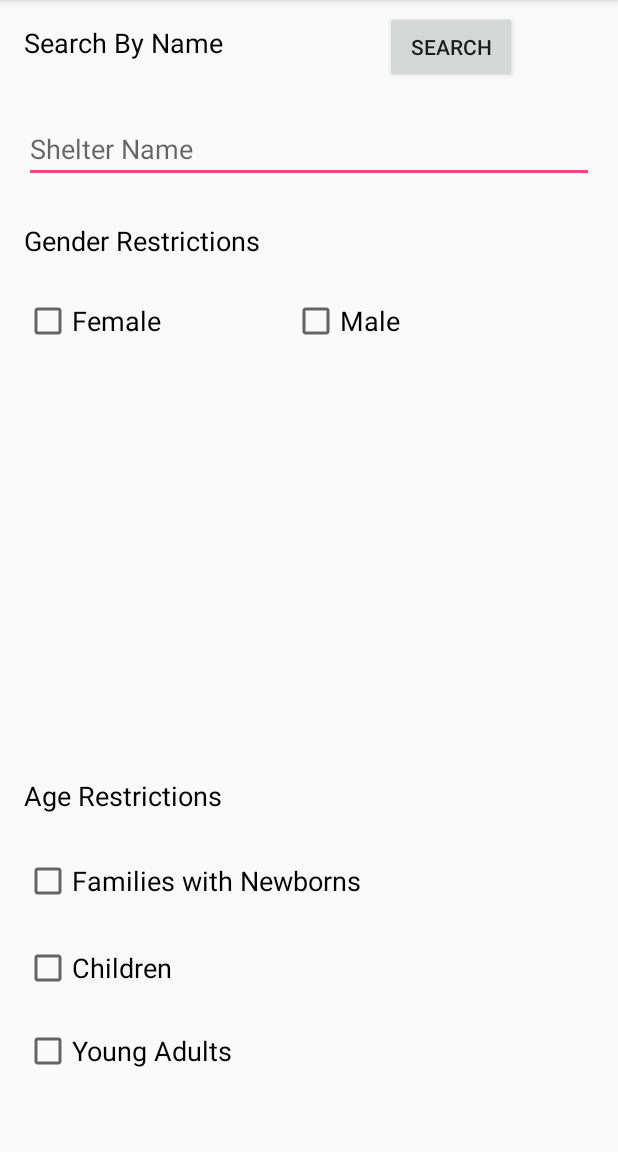
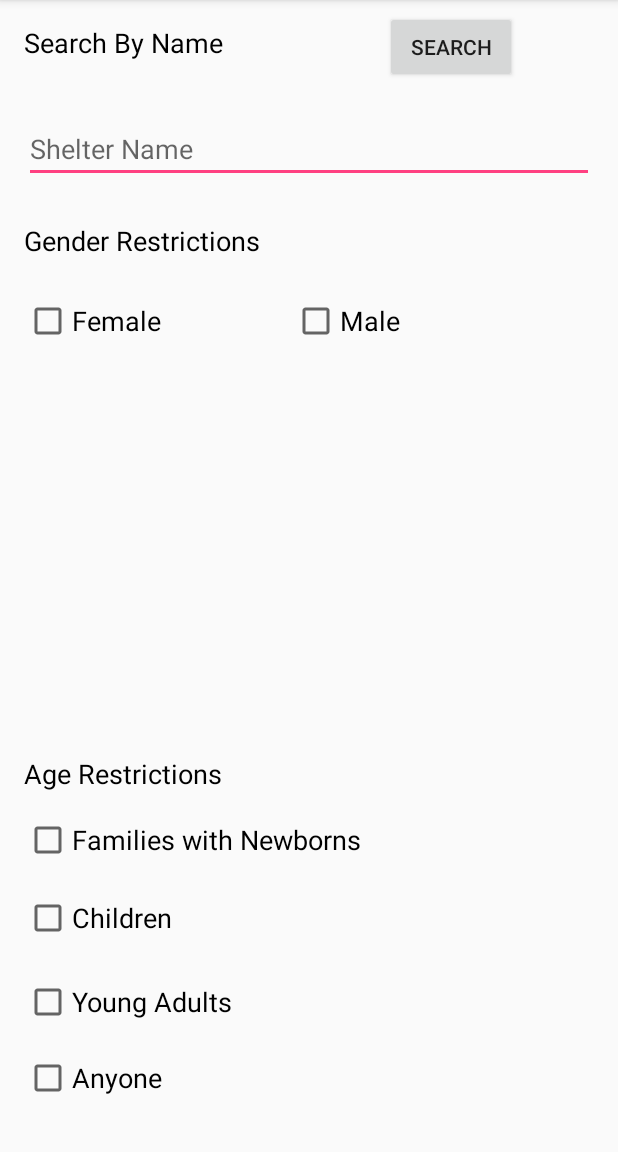
Before and after one commit to christopher-sun/DoYouNodeDeWey, an Android app: the SearchActivity screen opened directly, with no data from a screen before it, on a phone screen of 412 x 824 dp, the part 84-1236 px from its top. Run offline under Robolectric (Android 15) with nearby library versions, the phone set to English and light mode, and no system bars.

Commit message:
fully working i think

```diff
--- a/DoYouNodeDeWey/app/src/main/java/com/example/mohammed/doyounodedewey/SearchActivity.java
+++ b/DoYouNodeDeWey/app/src/main/java/com/example/mohammed/doyounodedewey/SearchActivity.java
@@ -21,6 +21,7 @@ public class SearchActivity extends AppCompatActivity {
     public CheckBox families;
     public CheckBox children;
     public CheckBox youngAdults;
+    public CheckBox anyone;
 
     @Override
     protected void onCreate(Bundle savedInstanceState) {
@@ -34,17 +35,19 @@ public class SearchActivity extends AppCompatActivity {
         families = findViewById(R.id.families);
         children = findViewById(R.id.children);
         youngAdults = findViewById(R.id.youngAdults);
+        anyone = findViewById(R.id.anyone);
 
         search.setOnClickListener(new View.OnClickListener() {
             @Override
             public void onClick(View v) {
                 Intent toy = new Intent(SearchActivity.this, SearchResultActivity.class);
-                toy.putExtra("QUERY", query.getText());
+                toy.putExtra("QUERY", query.getText().toString());
                 toy.putExtra("FEMALE", female.isChecked());
                 toy.putExtra("MALE", male.isChecked());
                 toy.putExtra("FAMILIES", families.isChecked());
                 toy.putExtra("CHILDREN", children.isChecked());
                 toy.putExtra("YOUNDADULTS", youngAdults.isChecked());
+                toy.putExtra("ANYONE", anyone.isChecked());
                 startActivity(toy);
             }
         });
--- a/DoYouNodeDeWey/app/src/main/res/layout/activity_search.xml
+++ b/DoYouNodeDeWey/app/src/main/res/layout/activity_search.xml
@@ -17,7 +17,7 @@
             android:id="@+id/ageRestrictions"
             android:layout_width="wrap_content"
             android:layout_height="wrap_content"
-            android:layout_marginBottom="225dp"
+            android:layout_marginBottom="240dp"
             android:layout_marginStart="16dp"
             android:text="Age Restrictions"
             android:textColor="@android:color/black"
@@ -41,11 +41,13 @@
             android:id="@+id/searchByName"
             android:layout_width="wrap_content"
             android:layout_height="0dp"
+            android:layout_marginBottom="405dp"
             android:layout_marginStart="16dp"
             android:layout_marginTop="16dp"
             android:text="Search By Name"
             android:textColor="@android:color/black"
             android:textSize="18sp"
+            app:layout_constraintBottom_toTopOf="@+id/anyone"
             app:layout_constraintStart_toStartOf="parent"
             app:layout_constraintTop_toTopOf="parent" />
 
@@ -99,7 +101,7 @@
             android:id="@+id/families"
             android:layout_width="wrap_content"
             android:layout_height="wrap_content"
-            android:layout_marginBottom="26dp"
+            android:layout_marginBottom="20dp"
             android:layout_marginStart="16dp"
             android:text="Families with Newborns"
             android:textSize="18sp"
@@ -110,7 +112,7 @@
             android:id="@+id/children"
             android:layout_width="wrap_content"
             android:layout_height="wrap_content"
-            android:layout_marginBottom="23dp"
+            android:layout_marginBottom="24dp"
             android:layout_marginStart="16dp"
             android:text="Children"
             android:textSize="18sp"
@@ -121,13 +123,25 @@
             android:id="@+id/youngAdults"
             android:layout_width="wrap_content"
             android:layout_height="wrap_content"
-            android:layout_marginBottom="51dp"
+            android:layout_marginBottom="84dp"
             android:layout_marginStart="16dp"
             android:text="Young Adults"
             android:textSize="18sp"
             app:layout_constraintBottom_toBottomOf="parent"
             app:layout_constraintStart_toStartOf="parent" />
 
+        <CheckBox
+            android:id="@+id/anyone"
+            android:layout_width="wrap_content"
+            android:layout_height="wrap_content"
+            android:layout_marginBottom="33dp"
+            android:layout_marginStart="16dp"
+            android:text="Anyone"
+            android:textSize="18sp"
+            app:layout_constraintBottom_toBottomOf="parent"
+            app:layout_constraintStart_toStartOf="parent"
+            app:layout_constraintTop_toBottomOf="@+id/searchByName" />
+
     </android.support.constraint.ConstraintLayout>
 
 </android.support.constraint.ConstraintLayout>
```
Also changed, not shown: DoYouNodeDeWey/app/src/main/java/com/example/mohammed/doyounodedewey/SearchResultActivity.java (+52 -5 lines).
